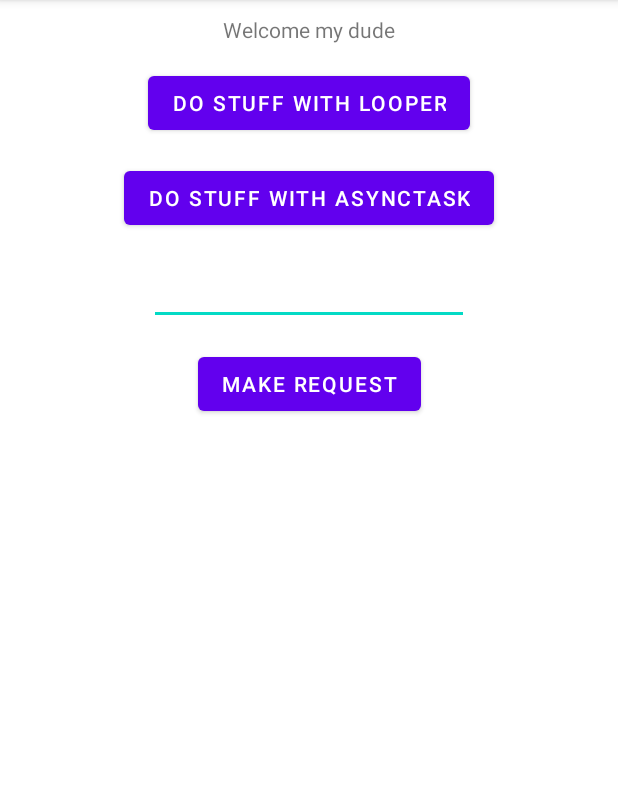
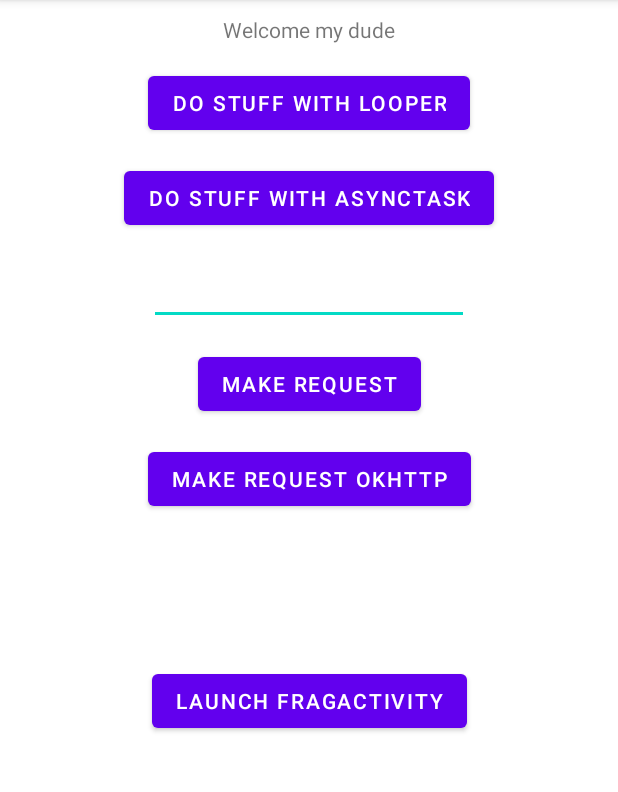
Before and after one commit to s0lver/GoogleInterviewPrep, an Android app: the screen it shows after launch (MainActivity), after a tap on "MAKE REQUEST", on a phone screen of 412 x 824 dp, the part 84-876 px from its top. Run offline under Robolectric (Android 15) with nearby library versions, the phone set to English and light mode, and no system bars.

Commit message:
Add files for 2 frags

```diff
--- a/app/build.gradle
+++ b/app/build.gradle
@@ -32,6 +32,7 @@ dependencies {
     implementation 'androidx.appcompat:appcompat:1.5.0'
     implementation 'com.google.android.material:material:1.6.1'
     implementation 'androidx.constraintlayout:constraintlayout:2.1.4'
+    implementation("com.squareup.okhttp3:okhttp:4.10.0")
     testImplementation 'junit:junit:4.13.2'
     androidTestImplementation 'androidx.test.ext:junit:1.1.3'
     androidTestImplementation 'androidx.test.espresso:espresso-core:3.4.0'
--- a/app/src/main/java/com/solver/googleinterviewprep/MainActivity.java
+++ b/app/src/main/java/com/solver/googleinterviewprep/MainActivity.java
@@ -1,5 +1,6 @@
 package com.solver.googleinterviewprep;
 
+import android.content.Intent;
 import android.os.AsyncTask;
 import android.os.Bundle;
 import android.os.Handler;
@@ -18,8 +19,12 @@ import java.io.BufferedInputStream;
 import java.io.IOException;
 import java.io.InputStream;
 import java.net.HttpURLConnection;
-import java.net.MalformedURLException;
 import java.net.URL;
+
+import okhttp3.OkHttpClient;
+import okhttp3.Request;
+import okhttp3.Request.Builder;
+import okhttp3.Response;
 
 public class MainActivity extends AppCompatActivity {
     public static final String tag = "clickOnMakeRequest";
@@ -160,13 +165,19 @@ public class MainActivity extends AppCompatActivity {
         }
     }
 
+    private String createUrlString() {
+        final String IP_ADDRESS = "192.168.100.14";
+        final int PORT = 3000;
+
+        return String.format("http://%s:%s", IP_ADDRESS, PORT);
+    }
+
     public void clickOnMakeRequest(View view) {
         new Thread(() -> {
             try {
-                final String IP_ADDRESS = "192.168.100.14";
-                final int PORT = 3000;
-                URL url = new URL(String.format("http://%s:%s", IP_ADDRESS, PORT));
-                Log.i(tag, "Asking to " + url.toString());
+
+                URL url = new URL(createUrlString());
+                Log.i(tag, "Asking to " + url);
 
                 HttpURLConnection client = (HttpURLConnection) url.openConnection();
 
@@ -184,4 +195,27 @@ public class MainActivity extends AppCompatActivity {
             }
         }).start();
     }
+
+    public void clickOnMakeRequestOkHttp(View view) {
+        new Thread(() -> {
+            OkHttpClient client = new OkHttpClient();
+            Builder builder = new Builder();
+
+            Request request = builder.url(createUrlString()).build();
+
+            try {
+                Response response = client.newCall(request).execute();
+                if (response.body() != null) {
+                    String responseAsString = response.body().string();
+                    Snackbar.make(view, responseAsString, Snackbar.LENGTH_LONG).show();
+                }
+            } catch (IOException e) {
+                e.printStackTrace();
+            }
+        }).start();
+    }
+
+    public void clickOnLaunchFragActivity(View view){
+        startActivity(new Intent(this.getApplicationContext(), ActivityWithFragments.class));
+    }
 }
--- a/app/src/main/res/layout/activity_main.xml
+++ b/app/src/main/res/layout/activity_main.xml
@@ -59,4 +59,26 @@
         app:layout_constraintEnd_toEndOf="parent"
         app:layout_constraintStart_toStartOf="parent"
         app:layout_constraintTop_toBottomOf="@+id/txtOutput" />
+
+    <Button
+        android:id="@+id/button3"
+        android:layout_width="wrap_content"
+        android:layout_height="wrap_content"
+        android:layout_marginTop="15dp"
+        android:onClick="clickOnMakeRequestOkHttp"
+        android:text="Make Request OkHttp"
+        app:layout_constraintEnd_toEndOf="parent"
+        app:layout_constraintStart_toStartOf="parent"
+        app:layout_constraintTop_toBottomOf="@+id/btnMakeRequest" />
+
+    <Button
+        android:id="@+id/btnLaunchFragActivity"
+        android:layout_width="wrap_content"
+        android:layout_height="wrap_content"
+        android:layout_marginTop="100dp"
+        android:onClick="clickOnLaunchFragActivity"
+        android:text="Launch FragActivity"
+        app:layout_constraintEnd_toEndOf="parent"
+        app:layout_constraintStart_toStartOf="parent"
+        app:layout_constraintTop_toBottomOf="@+id/button3" />
 </androidx.constraintlayout.widget.ConstraintLayout>
--- a/app/src/main/res/values/strings.xml
+++ b/app/src/main/res/values/strings.xml
@@ -1,3 +1,5 @@
 <resources>
     <string name="app_name">GoogleInterviewPrep</string>
+    <!-- TODO: Remove or change this placeholder text -->
+    <string name="hello_blank_fragment">Hello blank fragment</string>
 </resources>
```
Also changed, not shown: app/src/main/AndroidManifest.xml (+6 -2 lines), app/src/main/java/com/solver/googleinterviewprep/ActivityWithFragments.java (added, +14 -0 lines), app/src/main/java/com/solver/googleinterviewprep/SampleFragment.java (added, +25 -0 lines), app/src/main/java/com/solver/googleinterviewprep/SampleFragment2.java (added, +26 -0 lines), app/src/main/res/layout/activity_with_fragments.xml (added, +40 -0 lines), app/src/main/res/layout/fragment_sample.xml (added, +29 -0 lines), app/src/main/res/layout/fragment_sample2.xml (added, +29 -0 lines).
